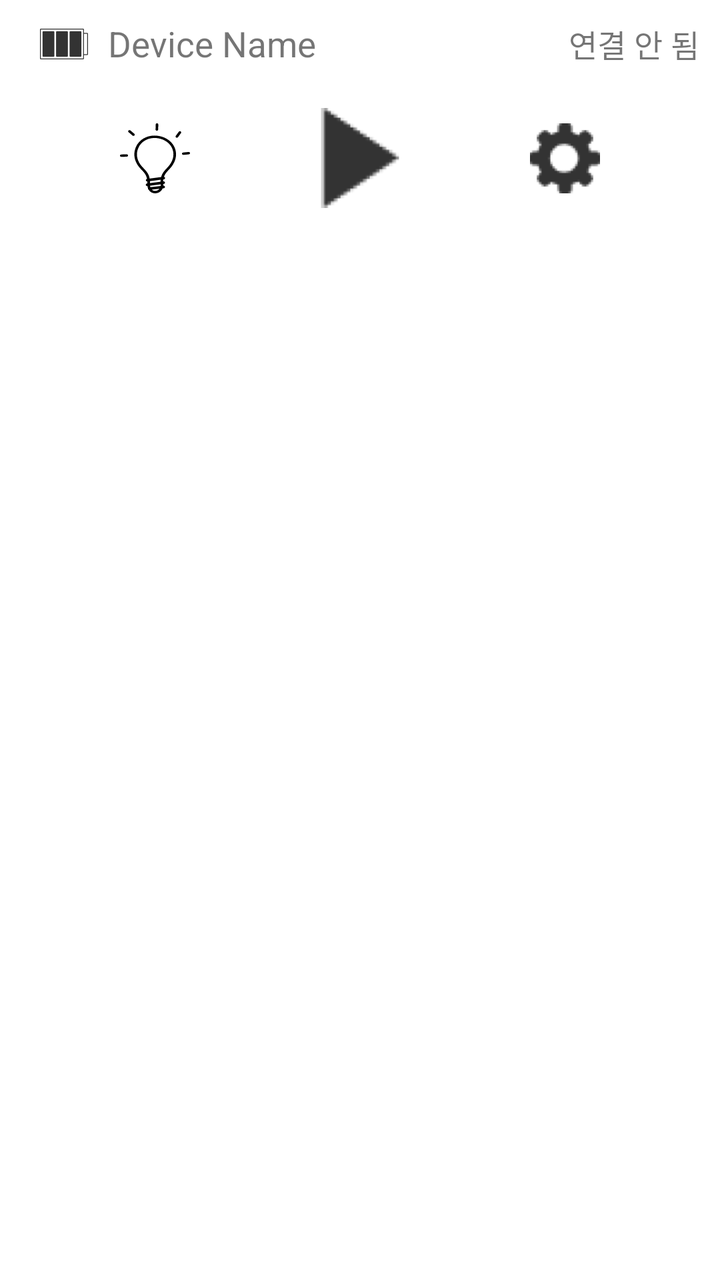
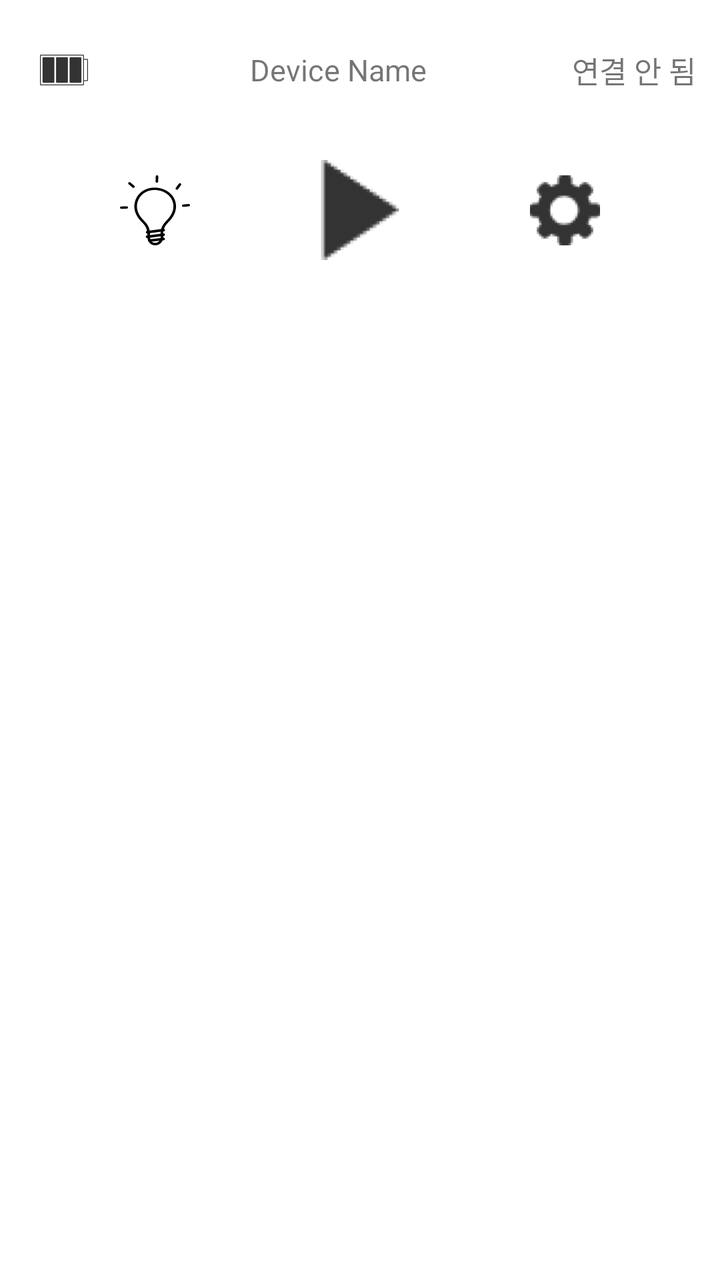

Screens rendered from an Android XML layout before and after an edit, with the pre-edit source and the edit as a unified diff.
<!-- AndroidManifest.xml: application theme Theme.MyApplication -->
<!-- res/layout/layout_device_item.xml -->
<?xml version="1.0" encoding="utf-8"?>
<LinearLayout xmlns:android="http://schemas.android.com/apk/res/android"
    xmlns:tools="http://schemas.android.com/tools"
    android:layout_width="match_parent"
    android:layout_height="wrap_content"
    xmlns:app="http://schemas.android.com/apk/res-auto"
    android:orientation="horizontal">


    
    <LinearLayout
        android:layout_width="match_parent"
        android:layout_height="wrap_content"
        android:orientation="vertical">

        
        <LinearLayout
            android:id="@+id/layout_device"
            android:layout_width="match_parent"
            android:layout_height="match_parent"
            android:orientation="horizontal"
            android:layout_weight="10"
            android:layout_marginVertical="10dp"
            android:layout_marginHorizontal="10dp"

            >
            <ImageView
                android:layout_width="wrap_content"
                android:layout_height="wrap_content"
                android:src="@drawable/ic_battery_full"
                android:rotation="90"
                android:layout_gravity="center_vertical"
                android:layout_marginHorizontal="10dp"/>
            <TextView
                android:id="@+id/textview_device_name"
                android:layout_width="match_parent"
                android:layout_height="match_parent"
                android:text="Device Name"
                android:layout_weight="2"
                android:gravity="center_vertical"
                android:autoSizeTextType="uniform"

                />
            <TextView
                android:id="@+id/textview_device_connection"
                android:layout_width="match_parent"
                android:layout_height="match_parent"
                android:text="연결 안 됨"
                android:layout_weight="5"
                android:gravity="center_vertical"
                android:autoSizeTextType="uniform"/>

        </LinearLayout>
        
        <androidx.constraintlayout.widget.ConstraintLayout
            android:id="@+id/layout_device_options"
            xmlns:app="http://schemas.android.com/apk/res-auto"
            xmlns:android="http://schemas.android.com/apk/res/android"
            android:layout_width="match_parent"
            android:layout_height="match_parent"
            android:layout_marginVertical="10dp"
            android:animateLayoutChanges="true"
            android:visibility="visible"
            >

        <ImageButton
            android:id="@+id/button_device_lightbulb"
            android:layout_width="35dp"
            android:layout_height="35dp"
            android:background="@drawable/ic_bulb_light_icon"
            app:layout_constraintStart_toStartOf="parent"
            app:layout_constraintTop_toTopOf="parent"
            app:layout_constraintEnd_toStartOf="@+id/button_device_playpause"
            app:layout_constraintBottom_toBottomOf="parent"
            />


        <ImageButton
            android:id="@+id/button_device_playpause"
            android:layout_width="50dp"
            android:layout_height="50dp"
            android:background="@drawable/ic_play"
            app:layout_constraintStart_toEndOf="@+id/button_device_lightbulb"
            app:layout_constraintTop_toTopOf="parent"
            app:layout_constraintEnd_toStartOf="@+id/button_device_setting"
            app:layout_constraintBottom_toBottomOf="parent"

            />

        <ImageButton
            android:id="@+id/button_device_setting"
            android:layout_width="35dp"
            android:layout_height="35dp"
            android:background="@drawable/ic_bottomnavi_setting"

            app:layout_constraintEnd_toEndOf="parent"
            app:layout_constraintTop_toTopOf="parent"
            app:layout_constraintStart_toEndOf="@id/button_device_playpause"
            app:layout_constraintBottom_toBottomOf="parent"
            />



        </androidx.constraintlayout.widget.ConstraintLayout>
    </LinearLayout>

    
    <LinearLayout
        android:layout_width="match_parent"
        android:layout_height="wrap_content"
        android:orientation="vertical"
        android:visibility="visible">


    </LinearLayout>



</LinearLayout>
<!-- resources referenced by this layout -->
<resources>
  <!-- drawable ic_battery_full: png bitmap (drawable-hdpi, 278 bytes) -->
  <!-- drawable ic_bottomnavi_setting: png bitmap (drawable-hdpi, 1049 bytes) -->
  <!-- drawable ic_bulb_light_icon: vector/xml drawable (drawable, 3250 chars, omitted) -->
  <!-- drawable ic_play: png bitmap (drawable-hdpi, 564 bytes) -->
  <style name="Theme.MyApplication" parent="Theme.MaterialComponents.DayNight.DarkActionBar">
          
          <item name="colorPrimary">@color/ColorBlueChemi</item>
          <item name="colorPrimaryVariant">@color/ColorBlueChemiDark</item>
          <item name="colorOnPrimary">@color/white</item>
          
          <item name="colorSecondary">@color/teal_200</item>
          <item name="colorSecondaryVariant">@color/teal_700</item>
          <item name="colorOnSecondary">@color/black</item>
          
          <item name="android:statusBarColor" tools:targetApi="l">?attr/colorPrimaryVariant</item>
          
      </style>
  <color name="ColorBlueChemi">#FF3D67B1</color>
  <color name="ColorBlueChemiDark">#FF234D96</color>
  <color name="white">#FFFFFFFF</color>
  <color name="teal_200">#FF03DAC5</color>
  <color name="teal_700">#FF018786</color>
  <color name="black">#FF000000</color>
</resources>

<!-- the commit's change to res/layout/layout_device_item.xml (unified diff, before → after) -->
@@ -17,7 +17,7 @@
         <LinearLayout
             android:id="@+id/layout_device"
             android:layout_width="match_parent"
-            android:layout_height="match_parent"
+            android:layout_height="50sp"
             android:orientation="horizontal"
             android:layout_weight="10"
             android:layout_marginVertical="10dp"
@@ -37,8 +37,9 @@
                 android:layout_height="match_parent"
                 android:text="Device Name"
                 android:layout_weight="2"
-                android:gravity="center_vertical"
-                android:autoSizeTextType="uniform"
+                android:gravity="center"
+                android:textSize="15dp"
+
 
                 />
             <TextView
@@ -47,8 +48,8 @@
                 android:layout_height="match_parent"
                 android:text="연결 안 됨"
                 android:layout_weight="5"
-                android:gravity="center_vertical"
-                android:autoSizeTextType="uniform"/>
+                android:gravity="center"
+                android:textSize="15dp"/>
 
         </LinearLayout>
         
